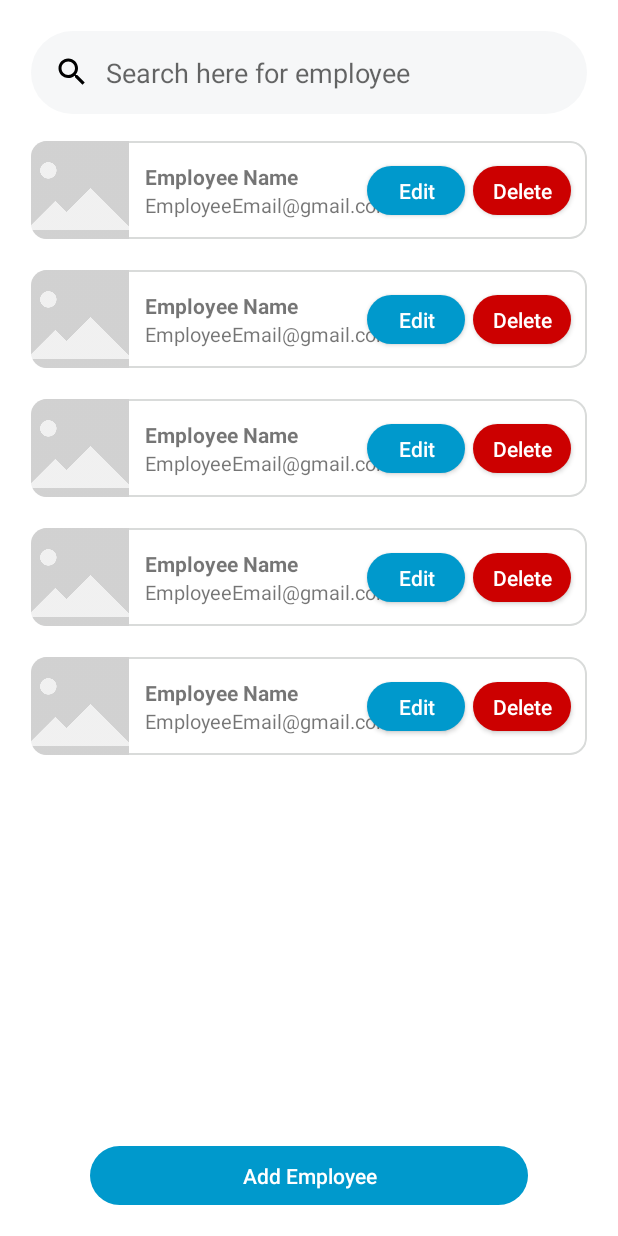
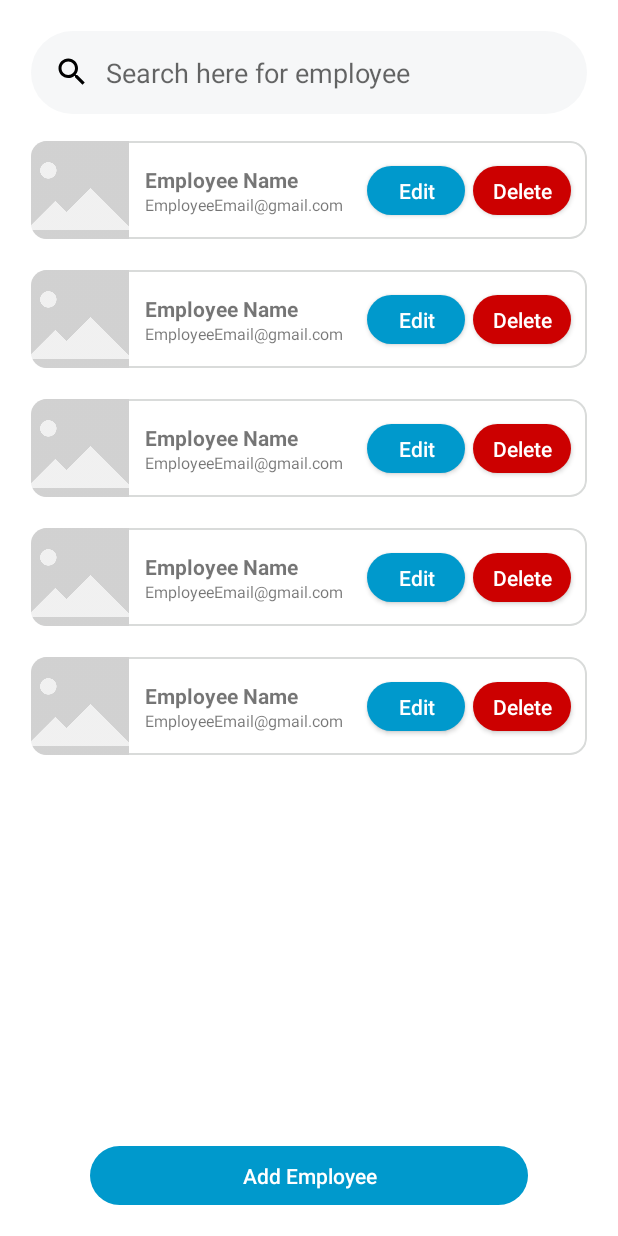
Before and after one commit to AmeenAhmed1/Employee-Management, an Android app: the layout fragment_home.xml on its own in the app's theme, with its tools: preview values and no code run, on a phone screen of 412 x 824 dp. Run offline under Robolectric (Android 15) with nearby library versions, the phone set to English and light mode, and no system bars.

Commit message:
Adjust Size of EmployeeCard

```diff
--- a/app/src/main/res/layout/item_employee.xml
+++ b/app/src/main/res/layout/item_employee.xml
@@ -41,10 +41,13 @@
 
         <TextView
             android:id="@+id/employee_email"
-            android:layout_width="wrap_content"
+            android:layout_width="0dp"
             android:layout_height="wrap_content"
-            android:textSize="@dimen/_10ssp"
+            android:layout_marginEnd="@dimen/_4sdp"
+            android:textSize="@dimen/_8ssp"
             app:layout_constraintBottom_toBottomOf="parent"
+            app:layout_constraintEnd_toStartOf="@+id/edit_employee_button"
+            app:layout_constraintHorizontal_bias="0.0"
             app:layout_constraintStart_toStartOf="@+id/employee_name"
             app:layout_constraintTop_toBottomOf="@+id/employee_name"
             tools:text="@string/employee_email" />
```
Also changed, not shown: app/src/main/java/com/github/ameen/emplyeemanagement/presentation/fragment/create_edit_fragment/CreateEditFragment.kt (+6 -1 lines).
